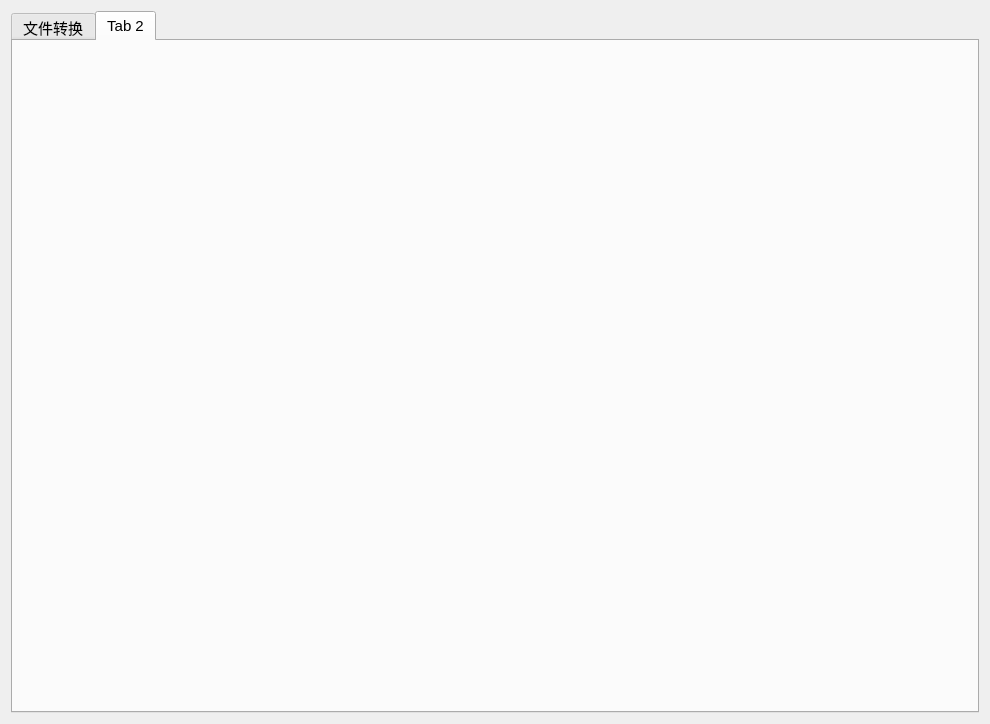
The window that ui.ui (zlt-com/tools-pyqt5) describes before a commit, drawn with Qt 5.
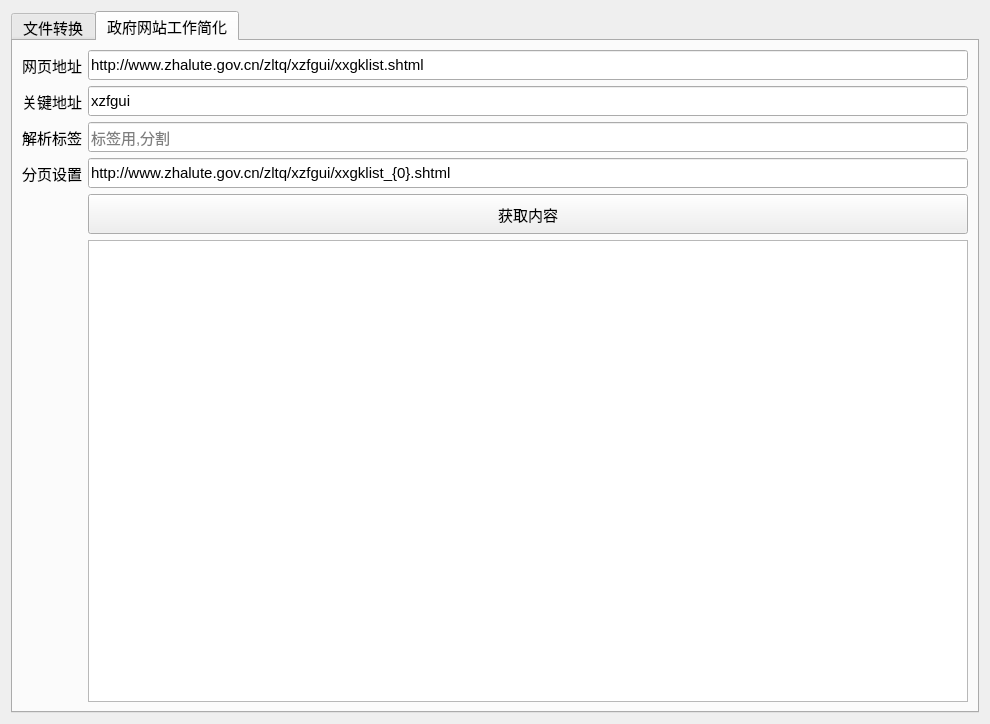
The same window after the commit. The open tabs and pages were chosen to show the change.

Patch:
```diff
--- a/ui.ui
+++ b/ui.ui
@@ -206,8 +206,122 @@
      </widget>
      <widget class="QWidget" name="tab_2">
       <attribute name="title">
-       <string>Tab 2</string>
+       <string>政府网站工作简化</string>
       </attribute>
+      <layout class="QVBoxLayout" name="verticalLayout_3">
+       <item>
+        <layout class="QGridLayout" name="gridLayout_2">
+         <item row="3" column="1">
+          <widget class="QLineEdit" name="tab2_txt_web_pages">
+           <property name="minimumSize">
+            <size>
+             <width>0</width>
+             <height>30</height>
+            </size>
+           </property>
+           <property name="text">
+            <string>http://www.zhalute.gov.cn/zltq/xzfgui/xxgklist_{0}.shtml</string>
+           </property>
+          </widget>
+         </item>
+         <item row="5" column="1">
+          <widget class="QTextEdit" name="tab2_text_content"/>
+         </item>
+         <item row="4" column="1">
+          <widget class="QPushButton" name="tab2_btn_get_web_site_content">
+           <property name="minimumSize">
+            <size>
+             <width>0</width>
+             <height>40</height>
+            </size>
+           </property>
+           <property name="text">
+            <string>获取内容</string>
+           </property>
+          </widget>
+         </item>
+         <item row="2" column="1">
+          <widget class="QLineEdit" name="tab2_txt_web_tag">
+           <property name="minimumSize">
+            <size>
+             <width>0</width>
+             <height>30</height>
+            </size>
+           </property>
+           <property name="placeholderText">
+            <string>标签用,分割</string>
+           </property>
+          </widget>
+         </item>
+         <item row="3" column="0">
+          <widget class="QLabel" name="label_4">
+           <property name="text">
+            <string>分页设置</string>
+           </property>
+          </widget>
+         </item>
+         <item row="0" column="0">
+          <widget class="QLabel" name="label_2">
+           <property name="minimumSize">
+            <size>
+             <width>0</width>
+             <height>30</height>
+            </size>
+           </property>
+           <property name="text">
+            <string>网页地址</string>
+           </property>
+          </widget>
+         </item>
+         <item row="0" column="1">
+          <widget class="QLineEdit" name="tab2_txt_web_url">
+           <property name="minimumSize">
+            <size>
+             <width>0</width>
+             <height>30</height>
+            </size>
+           </property>
+           <property name="text">
+            <string>http://www.zhalute.gov.cn/zltq/xzfgui/xxgklist.shtml</string>
+           </property>
+          </widget>
+         </item>
+         <item row="2" column="0">
+          <widget class="QLabel" name="label">
+           <property name="minimumSize">
+            <size>
+             <width>0</width>
+             <height>30</height>
+            </size>
+           </property>
+           <property name="text">
+            <string>解析标签</string>
+           </property>
+          </widget>
+         </item>
+         <item row="1" column="0">
+          <widget class="QLabel" name="label_9">
+           <property name="text">
+            <string>关键地址</string>
+           </property>
+          </widget>
+         </item>
+         <item row="1" column="1">
+          <widget class="QLineEdit" name="tab2_txt_key">
+           <property name="minimumSize">
+            <size>
+             <width>0</width>
+             <height>30</height>
+            </size>
+           </property>
+           <property name="text">
+            <string>xzfgui</string>
+           </property>
+          </widget>
+         </item>
+        </layout>
+       </item>
+      </layout>
      </widget>
     </widget>
    </item>
```
Left out of the diff: 44 changed lines with no effect on the pictures.
